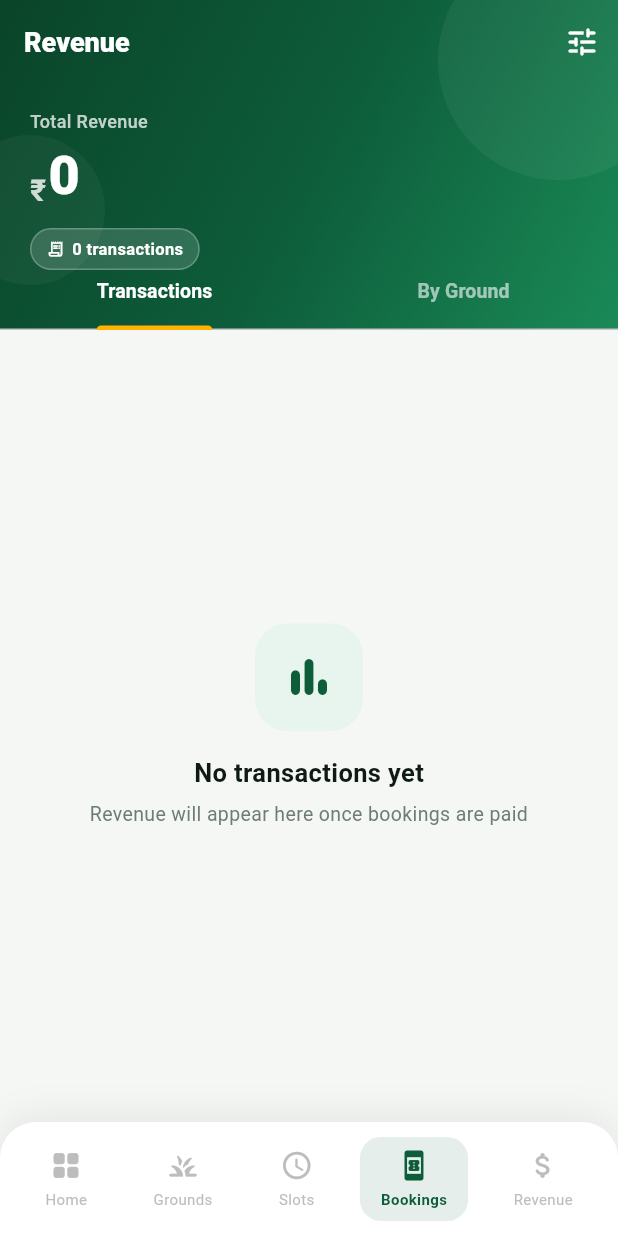
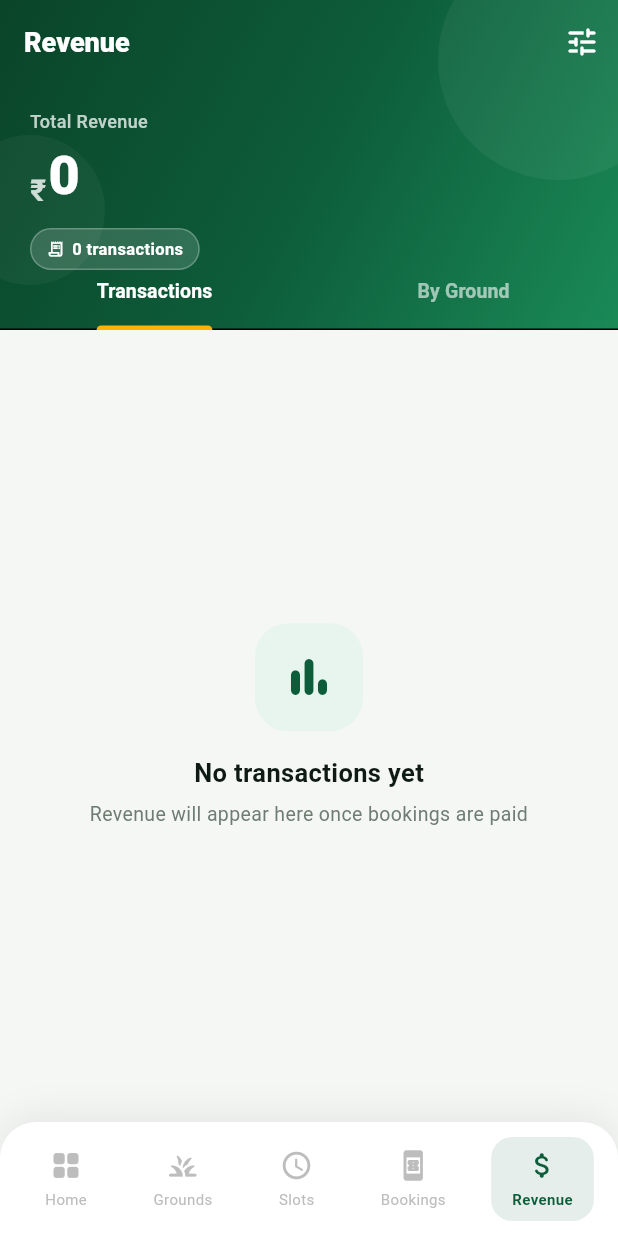
Before and after one commit to Manvendra990/slotbooking-admin, a Flutter app: the AdminRevenueScreen screen opened by its route, on a phone screen of 412 x 824 dp. Run offline on Flutter 3.47's test engine with Material 3 defaults, Android fonts, the phone set to English and light mode, and no system bars; our stand-ins replace cloud_firestore, firebase_auth, firebase_core, firebase_storage, fl_chart, flutter_riverpod and 2 more; accounts and stored records are empty; Roboto replaces fonts that are missing (Lexend).

Commit message:
theme change, collection name change booking to admin_booking

```diff
--- a/lib/Admin/ground/my_grounds_screen.dart
+++ b/lib/Admin/ground/my_grounds_screen.dart
@@ -207,7 +207,8 @@ class _AdminGroundsScreenState extends State<AdminGroundsScreen> {
                           onDelete: () =>
                               _deleteGround(doc.id, data['name'] ?? 'Ground'),
                           onEdit: () =>
-                              context.push('/admin/editground/${doc.id}'),
+                              // context.push('/admin/addgrounds/${doc.id}'),\
+                              context.push('/admin/addgrounds'),
                         ),
                       );
                     },
--- a/lib/Admin/header/admin_header.dart
+++ b/lib/Admin/header/admin_header.dart
@@ -1,5 +1,6 @@
 import 'package:flutter/material.dart';
 import 'package:slotbookingadmin/Admin/admin_shell.dart';
+import 'package:slotbookingadmin/theme/app_colors.dart';
 
 class AdminHeader extends StatelessWidget {
   final String title;
@@ -9,7 +10,7 @@ class AdminHeader extends StatelessWidget {
   Widget build(BuildContext context) {
     return Container(
       decoration: BoxDecoration(
-        color: Colors.white,
+        color: Theme.of(context).colorScheme.surfaceBright,
         border: Border(bottom: BorderSide(color: Colors.black12, width: 2)),
         boxShadow: [
           BoxShadow(color: Colors.black12, blurRadius: 1, offset: Offset(0, 1)),
--- a/lib/Admin/navbar/adminNavbar.dart
+++ b/lib/Admin/navbar/adminNavbar.dart
@@ -63,7 +63,9 @@ class AdminNavBar extends StatelessWidget {
             children: List.generate(_items.length, (i) {
               final item = _items[i];
               final isActive = currentIndex == i;
-              return GestureDetector(
+              return MouseRegion(
+                cursor: SystemMouseCursors.click,
+                child: GestureDetector(
                   onTap: () {
                     if (!isActive) context.go(item.route);
                   },
@@ -102,6 +104,7 @@ class AdminNavBar extends StatelessWidget {
                       ],
                     ),
                   ),
+                ),
               );
             }),
           ),
--- a/lib/Admin/revenue/revenue_report_screen.dart
+++ b/lib/Admin/revenue/revenue_report_screen.dart
@@ -91,7 +91,7 @@ class _AdminRevenueScreenState extends State<AdminRevenueScreen>
   @override
   Widget build(BuildContext context) {
     return Scaffold(
-      bottomNavigationBar: const AdminNavBar(currentIndex: 3),
+      bottomNavigationBar: const AdminNavBar(currentIndex: 4),
       backgroundColor: const Color(0xFFF5F7F5),
       body: StreamBuilder<QuerySnapshot<Map<String, dynamic>>>(
         stream: _txStream,
--- a/lib/main.dart
+++ b/lib/main.dart
@@ -3,6 +3,7 @@ import 'package:flutter/material.dart';
 import 'package:flutter_riverpod/flutter_riverpod.dart';
 import 'package:slotbookingadmin/core/router/app_router.dart';
 import 'package:slotbookingadmin/firebase_options.dart';
+import 'theme/app_theme.dart';
 
 void main() async {
   WidgetsFlutterBinding.ensureInitialized();
@@ -24,6 +25,7 @@ class MyApp extends StatelessWidget {
     return MaterialApp.router(
       title: 'GroundBook',
       debugShowCheckedModeBanner: false,
+      theme: AppTheme.lightTheme,
       routerConfig: router,
     );
   }
--- /dev/null
+++ b/lib/theme/app_colors.dart
@@ -0,0 +1,17 @@
+import 'package:flutter/material.dart';
+
+class AppColors {
+  static const primary = Color(0xFFFF4D94);
+  static const primaryDark = Color(0xFFB90760);
+  static const background = Color(0xFFFFFFFF);
+  static const surface = Color(0xFFFBF9F8);
+  static const textPrimary = Color(0xFF1B1C1C);
+  static const textSecondary = Color(0xFF594047);
+  static const border = Color(0xFFE0E0E0);
+  static const divider = Color(0xFFF0F0F0);
+  static const card = Color(0xFFFFFFFF);
+  static const success = Color(0xFF4CAF50);
+  static const warning = Color(0xFFFFB300);
+  static const chipBg = Color(0xFFF5F3F3);
+  static const unavailableSlot = Color(0xFFE9E8E7);
+}
--- /dev/null
+++ b/lib/theme/app_theme.dart
@@ -0,0 +1,91 @@
+import 'package:flutter/material.dart';
+import 'app_colors.dart';
+
+class AppTheme {
+  static ThemeData lightTheme = ThemeData(
+    useMaterial3: true,
+    scaffoldBackgroundColor: AppColors.background,
+    fontFamily: 'Lexend',
+    colorScheme: ColorScheme.light(
+      primary: AppColors.primary,
+      secondary: AppColors.primary,
+      surface: AppColors.surface,
+      onPrimary: Colors.white,
+      onSurface: AppColors.textPrimary,
+    ),
+
+    textTheme: const TextTheme(
+      headlineLarge: TextStyle(
+        fontSize: 32,
+        fontWeight: FontWeight.w600,
+
+      ),
+
+      bodyLarge: TextStyle(
+        fontSize: 18,
+      ),
+
+      bodyMedium: TextStyle(
+        fontSize: 16,
+      ),
+
+      labelMedium: TextStyle(
+        fontSize: 14,
+        fontWeight: FontWeight.w500,
+      ),
+    ),
+
+    cardTheme: CardThemeData(
+      elevation: 0,
+      color: Colors.white,
+      shape: RoundedRectangleBorder(
+        borderRadius: BorderRadius.circular(8),
+        side: BorderSide(
+          color: AppColors.border,
+        ),
+      ),
+    ),
+
+
+    dividerTheme: const DividerThemeData(
+      color: AppColors.divider,
+      thickness: 1,
+    ),
+
+    inputDecorationTheme: InputDecorationTheme(
+      filled: true,
+      fillColor: Colors.white,
+      contentPadding: const EdgeInsets.symmetric(
+        horizontal: 16,
+        vertical: 14,
+      ),
+
+      border: OutlineInputBorder(
+        borderRadius: BorderRadius.circular(8),
+        borderSide: BorderSide(
+          color: AppColors.border,
+          ),
+      ),
+
+      focusedBorder: OutlineInputBorder(
+        borderRadius: BorderRadius.circular(8),
+        borderSide: BorderSide(color: AppColors.primary,
+        width: 2,
+        ),
+      ),
+    ),
+
+    elevatedButtonTheme: ElevatedButtonThemeData(
+      style: ElevatedButton.styleFrom(
+        backgroundColor: AppColors.primary,
+        foregroundColor: Colors.white,
+        elevation: 0,
+        shape: RoundedRectangleBorder(borderRadius: BorderRadius.circular(8),
+        ),
+        padding: const EdgeInsets.symmetric(horizontal: 20,
+        vertical: 14,
+        ),
+      ),
+    ),
+  );
+}
--- a/pubspec.yaml
+++ b/pubspec.yaml
@@ -88,6 +88,8 @@ flutter:
   # included with your application, so that you can use the icons in
   # the material Icons class.
   uses-material-design: true
+  assets:
+    - assets/images/
 
   # To add assets to your application, add an assets section, like this:
   # assets:
```
Also changed, not shown: lib/Admin/bookings/admin_booking_screen.dart (+4 -4 lines), lib/Admin/dashboard/admin_dashboard_screen.dart (+55 -48 lines), lib/theme/app_spacing.dart (added, +11 -0 lines), assets/images/bg_map.png (added). Lines whose indentation alone changed are shown as unchanged.
